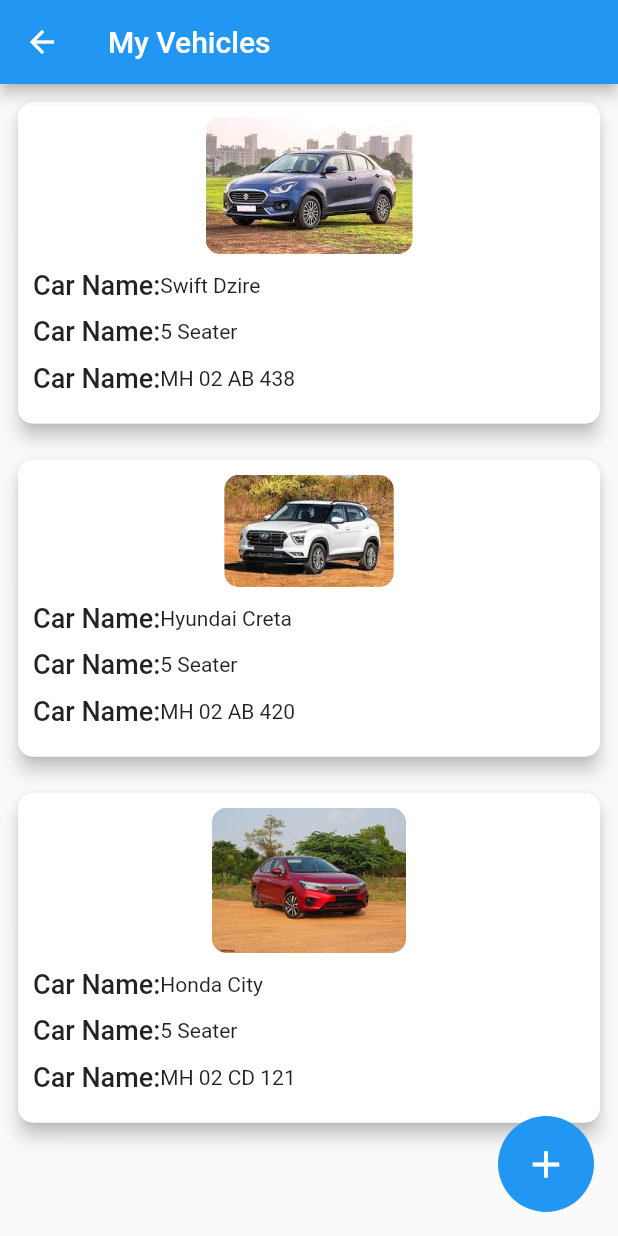
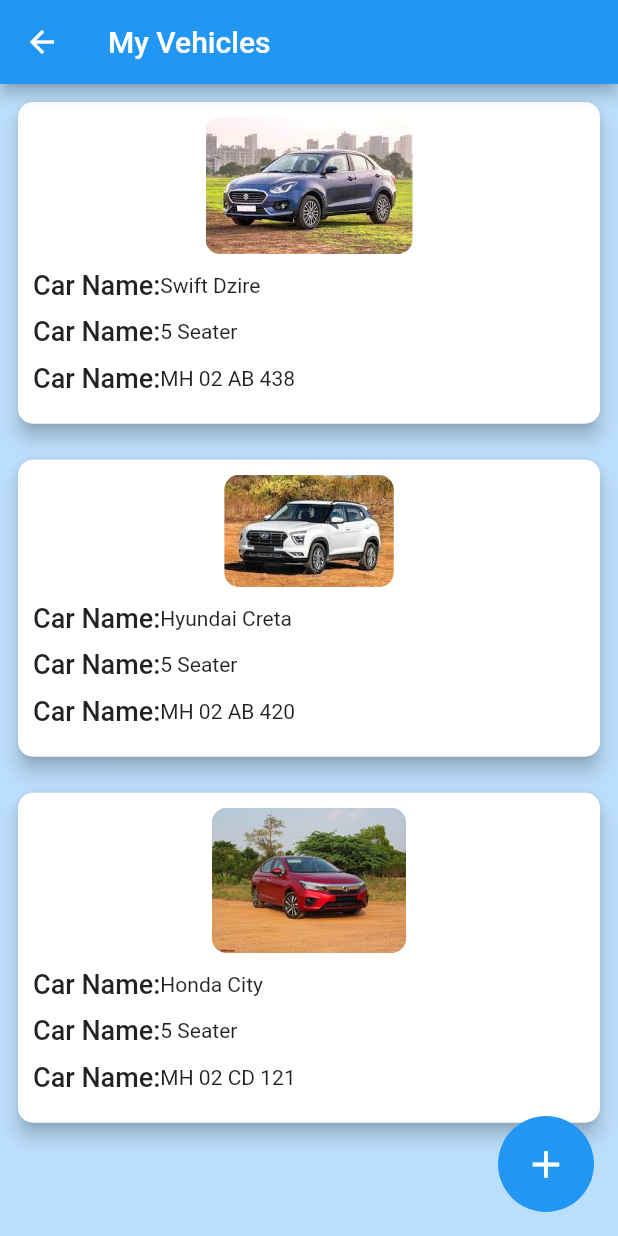
Before and after one commit to Dreanit/Noru, a Flutter app: the DashBoard screen opened directly, in the side drawer, after a tap on "My Vehicles", on a phone screen of 412 x 824 dp. Run offline on Flutter 3.47's test engine with Material 2 defaults, Android fonts, the phone set to English and light mode, and no system bars; our stand-ins replace firebase_auth, firebase_core, get, get_storage; accounts and stored records are empty.

Commit message:
changes done and added get package to be integrated soon!!

```diff
--- a/lib/UI/dashboard.dart
+++ b/lib/UI/dashboard.dart
@@ -4,7 +4,7 @@
 
 import '../Widgets/customdrawer.dart';
 import '../helpers/models/nearbycarsmodel.dart';
-import 'drawer/My Vehicles/myvehicles.dart';
+import 'drawer/My Vehicles/View/myvehicles.dart';
 
 class DashBoard extends StatefulWidget {
   const DashBoard({Key? key}) : super(key: key);
@@ -14,6 +14,7 @@
 }
 
 class _DashBoardState extends State<DashBoard> {
+
   timeOfDay() {
     var hr = DateTime.now().hour;
     // before 12:00 pm
@@ -26,6 +27,7 @@
     }
     return 'Good Evening';
   }
+
 
   String totalTillDate = 'Total Till Date';
   double totalTillDateAmount = 4206.9;
@@ -54,7 +56,7 @@
               child: Card(
                 shape: RoundedRectangleBorder(
                     borderRadius: BorderRadius.circular(15)),
-                color: Theme.of(context).primaryColor,
+                color: Colors.blue.shade300,
                 child: SizedBox(
                   height: 100,
                   width: MediaQuery.of(context).size.width / 1.05,
--- /dev/null
+++ b/lib/UI/drawer/My Vehicles/View/myvehicles.dart
@@ -0,0 +1,120 @@
+import 'package:flutter/material.dart';
+import 'package:noru/Widgets/customtextfieldtype2.dart';
+
+import '../../../../helpers/harcodedData/myvehicles.dart';
+import '../../../../helpers/models/myvehiclesmodel.dart';
+import '../Widget/addVehiclePopUp.dart';
+
+class MyVehiclesScreen extends StatefulWidget {
+  const MyVehiclesScreen({Key? key}) : super(key: key);
+
+  @override
+  State<MyVehiclesScreen> createState() => _MyVehiclesScreenState();
+}
+
+class _MyVehiclesScreenState extends State<MyVehiclesScreen> {
+  @override
+  Widget build(BuildContext context) {
+    return Scaffold(
+      backgroundColor: Colors.blue.shade100,
+      floatingActionButton: Container(
+        decoration: BoxDecoration(color: Colors.blue, shape: BoxShape.circle),
+        child: Padding(
+          padding: const EdgeInsets.all(8.0),
+          child: IconButton(
+            icon: Icon(
+              Icons.add,
+              color: Colors.white,
+              size: 30,
+            ),
+            onPressed: () {
+              showDialog(
+                  context: context,
+                  builder: (context) {
+                    return addVehicle(context);
+                  });
+            },
+          ),
+        ),
+      ),
+      appBar: AppBar(title: Text('My Vehicles')),
+      body: ListView.builder(
+          itemCount: myVehicleDataList.length,
+          itemBuilder: (context, index) {
+            return MyVehicleCard(
+              data: myVehicleDataList[index],
+            );
+          }),
+    );
+  }
+}
+
+TextStyle keyStyle = TextStyle(fontWeight: FontWeight.w500, fontSize: 18);
+
+class MyVehicleCard extends StatelessWidget {
+  MyVehicleCard({Key? key, required this.data}) : super(key: key);
+  MyVehicles data;
+  @override
+  Widget build(BuildContext context) {
+    return Padding(
+      padding: const EdgeInsets.all(8.0),
+      child: Card(
+        elevation: 5,
+        shape: RoundedRectangleBorder(borderRadius: BorderRadius.circular(10)),
+        child: Padding(
+          padding: const EdgeInsets.all(10.0),
+          child: Column(
+            children: [
+              ClipRRect(
+                child: Image.asset(
+                  data.imagePath,
+                  fit: BoxFit.fitHeight,
+                  scale: 2,
+                ),
+                borderRadius: BorderRadius.circular(10),
+              ),
+              SizedBox(
+                height: 10,
+              ),
+              TitleAndValueWidget(title: "Car Name:", data: data.name),
+              SizedBox(
+                height: 10,
+              ),
+              TitleAndValueWidget(title: 'Car Type:', data: data.type),
+              SizedBox(
+                height: 10,
+              ),
+              TitleAndValueWidget(title: 'Car Number:', data: data.plateNumber),
+              SizedBox(
+                height: 10,
+              ),
+            ],
+          ),
+        ),
+      ),
+    );
+  }
+}
+
+class TitleAndValueWidget extends StatelessWidget {
+  const TitleAndValueWidget({
+    Key? key,
+    required this.title,
+    required this.data,
+  }) : super(key: key);
+  final String title;
+  final String data;
+
+  @override
+  Widget build(BuildContext context) {
+    return Row(
+      children: [
+        Text(
+          'Car Name:',
+          style: keyStyle,
+        ),
+        Text(data),
+      ],
+    );
+  }
+}
--- a/lib/UI/drawer/My Vehicles/myvehicles.dart
+++ b/lib/UI/drawer/My Vehicles/Widget/addVehiclePopUp.dart
@@ -1,52 +1,9 @@
 import 'package:flutter/material.dart';
-import 'package:noru/Widgets/customtextfieldtype2.dart';
 
-import '../../../helpers/harcodedData/myvehicles.dart';
-import '../../../helpers/models/myvehiclesmodel.dart';
-
-class MyVehiclesScreen extends StatefulWidget {
-  const MyVehiclesScreen({Key? key}) : super(key: key);
-
-  @override
-  State<MyVehiclesScreen> createState() => _MyVehiclesScreenState();
-}
-
-class _MyVehiclesScreenState extends State<MyVehiclesScreen> {
-  @override
-  Widget build(BuildContext context) {
-    return Scaffold(
-      floatingActionButton: Container(
-        decoration: BoxDecoration(color: Colors.blue, shape: BoxShape.circle),
-        child: Padding(
-          padding: const EdgeInsets.all(8.0),
-          child: IconButton(
-            icon: Icon(
-              Icons.add,
-              color: Colors.white,
-              size: 30,
-            ),
-            onPressed: () {
-              showDialog(
-                  context: context,
-                  builder: (context) {
-                    return addVehicle(context);
-                  });
-            },
-          ),
-        ),
-      ),
-      appBar: AppBar(title: Text('My Vehicles')),
-      body: ListView.builder(
-          itemCount: myVehicleDataList.length,
-          itemBuilder: (context, index) {
-            return MyVehicleCard(
-              data: myVehicleDataList[index],
-            );
-          }),
-    );
-  }
-}
-
+import '../../../../Widgets/customtextfieldtype2.dart';
+import '../../../../helpers/harcodedData/myvehicles.dart';
+import '../../../../helpers/models/myvehiclesmodel.dart';
+import '../View/myvehicles.dart';
 
 addVehicle(BuildContext context) {
   List carFuelTypes = [
@@ -222,73 +179,3 @@
     },
   );
 }
-
-TextStyle keyStyle = TextStyle(fontWeight: FontWeight.w500, fontSize: 18);
-
-class MyVehicleCard extends StatelessWidget {
-  MyVehicleCard({Key? key, required this.data}) : super(key: key);
-  MyVehicles data;
-  @override
-  Widget build(BuildContext context) {
-    return Padding(
-      padding: const EdgeInsets.all(8.0),
-      child: Card(
-        elevation: 5,
-        shape: RoundedRectangleBorder(borderRadius: BorderRadius.circular(10)),
-        child: Padding(
-          padding: const EdgeInsets.all(10.0),
-          child: Column(
-            children: [
-              ClipRRect(
-                child: Image.asset(
-                  data.imagePath,
-                  fit: BoxFit.fitHeight,
-                  scale: 2,
-                ),
-                borderRadius: BorderRadius.circular(10),
-              ),
-              SizedBox(
-                height: 10,
-              ),
-              TitleAndValueWidget(title: "Car Name:", data: data.name),
-              SizedBox(
-                height: 10,
-              ),
-              TitleAndValueWidget(title: 'Car Type:', data: data.type),
-              SizedBox(
-                height: 10,
-              ),
-              TitleAndValueWidget(title: 'Car Number:', data: data.plateNumber),
-              SizedBox(
-                height: 10,
-              ),
-            ],
-          ),
-        ),
-      ),
-    );
-  }
-}
-
-class TitleAndValueWidget extends StatelessWidget {
-  const TitleAndValueWidget({
-    Key? key,
-    required this.title,
-    required this.data,
-  }) : super(key: key);
-  final String title;
-  final String data;
-
-  @override
-  Widget build(BuildContext context) {
-    return Row(
-      children: [
-        Text(
-          'Car Name:',
-          style: keyStyle,
-        ),
-        Text(data),
-      ],
-    );
-  }
-}
--- a/lib/Widgets/customdrawer.dart
+++ b/lib/Widgets/customdrawer.dart
@@ -1,12 +1,14 @@
 import 'package:flutter/material.dart';
+import 'package:noru/Authentication/authentication_manager.dart';
+import 'package:noru/UI/loginscreen.dart';
 
-import '../UI/drawer/My Vehicles/myvehicles.dart';
+import '../UI/drawer/My Vehicles/View/myvehicles.dart';
 
 class CustomDrawer extends StatelessWidget {
-  const CustomDrawer({
+  CustomDrawer({
     Key? key,
   }) : super(key: key);
-
+  AuthenticationManager _authenticationManager = AuthenticationManager();
   @override
   Widget build(BuildContext context) {
     return Drawer(
@@ -78,18 +80,31 @@
             onTap: () {},
             leading: Icon(Icons.share),
             title: Text('Invite Friends'),
-          ),          ListTile(
+          ),
+          ListTile(
             onTap: () {},
             leading: Icon(Icons.star),
             title: Text('Rate Us'),
-          ),          ListTile(
+          ),
+          ListTile(
             onTap: () {},
             leading: Icon(Icons.details),
             title: Text('About Us'),
-          ),          ListTile(
+          ),
+          ListTile(
             onTap: () {},
             leading: Icon(Icons.question_answer),
             title: Text('FAQ'),
+          ),
+          ListTile(
+            onTap: () {
+              Navigator.pushAndRemoveUntil(context,
+                  MaterialPageRoute(builder: (context) {
+                return LoginScreen();
+              }), (route) => route.isFirst);
+            },
+            leading: Icon(Icons.logout),
+            title: Text('Log Out'),
           ),
         ],
       ),
--- a/pubspec.yaml
+++ b/pubspec.yaml
@@ -48,6 +48,8 @@
   firebase_auth: ^3.6.1
   firebase_core: ^1.20.0
   firebase_analytics: ^9.3.0
+  get:
+  get_storage:
 #  cloud_firestore: ^3.4.2
 
 # For information on the generic Dart part of this file, see the
```
Also changed, not shown: lib/Authentication/authentication_manager.dart (added, +25 -0 lines), lib/Authentication/cache_manager.dart (added, +21 -0 lines), lib/UI/loginscreen.dart (+33 -15 lines), lib/UI/signinscreen.dart (+7 -7 lines), lib/Widgets/loading_widget.dart (added, +30 -0 lines), lib/main.dart (+8 -5 lines), pubspec.lock.
